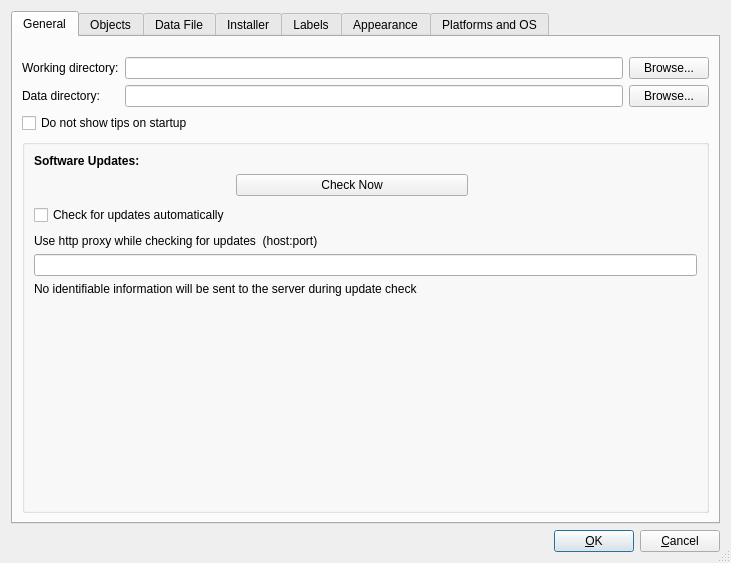
First picture: the form in src/libgui/prefsdialog_q.ui, repository fwbuilder/fwbuilder, before the edit.
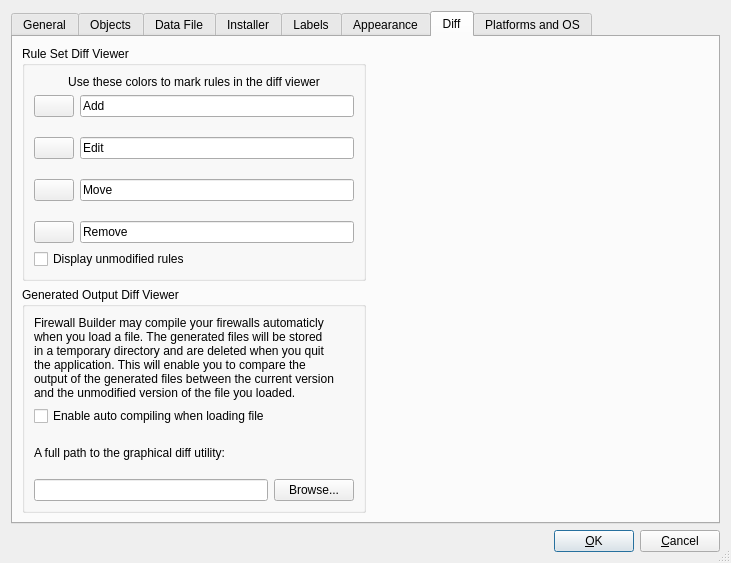
Second picture: the form after the edit. The open tabs and pages were chosen to show the change. Icons and pictures are not drawn.

Commit message: Feature: Diff for rule sets and generated files A new GUI diff viewer displaying changes done in rule sets, and an external diff application may be configured to show difference between generated files. An autocompile option will compile firewalls when loading file.

Diff of the .ui file:
```diff
--- a/src/libgui/prefsdialog_q.ui
+++ b/src/libgui/prefsdialog_q.ui
@@ -1524,6 +1524,206 @@
        </item>
       </layout>
      </widget>
+     <widget class="QWidget" name="tab_3">
+      <attribute name="title">
+       <string>Diff</string>
+      </attribute>
+      <layout class="QHBoxLayout" name="horizontalLayout_8">
+       <item>
+        <layout class="QVBoxLayout" name="verticalLayout_2">
+         <item>
+          <widget class="QGroupBox" name="groupBox_3">
+           <property name="title">
+            <string>Rule Set Diff Viewer</string>
+           </property>
+           <layout class="QVBoxLayout" name="verticalLayout">
+            <item>
+             <widget class="QLabel" name="textLabel1_5">
+              <property name="text">
+               <string>Use these colors to mark rules in the diff viewer</string>
+              </property>
+              <property name="alignment">
+               <set>Qt::AlignCenter</set>
+              </property>
+              <property name="wordWrap">
+               <bool>false</bool>
+              </property>
+             </widget>
+            </item>
+            <item>
+             <layout class="QGridLayout" name="diffColorLayout">
+              <property name="verticalSpacing">
+               <number>20</number>
+              </property>
+              <item row="0" column="0">
+               <widget class="QPushButton" name="addColorBtn">
+                <property name="text">
+                 <string/>
+                </property>
+               </widget>
+              </item>
+              <item row="3" column="1">
+               <widget class="QLineEdit" name="removeColorText">
+                <property name="text">
+                 <string>Remove</string>
+                </property>
+                <property name="readOnly">
+                 <bool>true</bool>
+                </property>
+               </widget>
+              </item>
+              <item row="0" column="1">
+               <widget class="QLineEdit" name="addColorText">
+                <property name="text">
+                 <string>Add</string>
+                </property>
+                <property name="readOnly">
+                 <bool>true</bool>
+                </property>
+               </widget>
+              </item>
+              <item row="1" column="0">
+               <widget class="QPushButton" name="editColorBtn">
+                <property name="text">
+                 <string/>
+                </property>
+               </widget>
+              </item>
+              <item row="1" column="1">
+               <widget class="QLineEdit" name="editColorText">
+                <property name="text">
+                 <string>Edit</string>
+                </property>
+                <property name="readOnly">
+                 <bool>true</bool>
+                </property>
+               </widget>
+              </item>
+              <item row="2" column="1">
+               <widget class="QLineEdit" name="moveColorText">
+                <property name="text">
+                 <string>Move</string>
+                </property>
+                <property name="readOnly">
+                 <bool>true</bool>
+                </property>
+               </widget>
+              </item>
+              <item row="3" column="0">
+               <widget class="QPushButton" name="removeColorBtn">
+                <property name="text">
+                 <string/>
+                </property>
+               </widget>
+              </item>
+              <item row="2" column="0">
+               <widget class="QPushButton" name="moveColorBtn">
+                <property name="text">
+                 <string/>
+                </property>
+               </widget>
+              </item>
+             </layout>
+            </item>
+            <item>
+             <widget class="QCheckBox" name="displayUnmodifiedRulesChk">
+              <property name="text">
+               <string>Display unmodified rules</string>
+              </property>
+             </widget>
+            </item>
+           </layout>
+          </widget>
+         </item>
+         <item>
+          <widget class="QGroupBox" name="groupBox_4">
+           <property name="title">
+            <string>Generated Output Diff Viewer</string>
+           </property>
+           <layout class="QVBoxLayout" name="verticalLayout_4">
+            <item>
+             <widget class="QLabel" name="label_22">
+              <property name="text">
+               <string>Firewall Builder may compile your firewalls automaticly
+when you load a file. The generated files will be stored
+in a temporary directory and are deleted when you quit 
+the application. This will enable you to compare the 
+output of the generated files between the current version 
+and the unmodified version of the file you loaded.</string>
+              </property>
+             </widget>
+            </item>
+            <item>
+             <widget class="QCheckBox" name="autoCompileChk">
+              <property name="text">
+               <string>Enable auto compiling when loading file</string>
+              </property>
+             </widget>
+            </item>
+            <item>
+             <layout class="QVBoxLayout" name="verticalLayout_3">
+              <item>
+               <widget class="QLabel" name="textLabel1_5_4">
+                <property name="text">
+                 <string>A full path to the graphical diff utility:</string>
+                </property>
+                <property name="alignment">
+                 <set>Qt::AlignVCenter</set>
+                </property>
+                <property name="wordWrap">
+                 <bool>true</bool>
+                </property>
+               </widget>
+              </item>
+              <item>
+               <layout class="QHBoxLayout" name="horizontalLayout_9">
+                <item>
+                 <widget class="QLineEdit" name="diffPath">
+                  <property name="minimumSize">
+                   <size>
+                    <width>0</width>
+                    <height>0</height>
+                   </size>
+                  </property>
+                 </widget>
+                </item>
+                <item>
+                 <widget class="QPushButton" name="browseForDiff">
+                  <property name="sizePolicy">
+                   <sizepolicy hsizetype="Fixed" vsizetype="Fixed">
+                    <horstretch>0</horstretch>
+                    <verstretch>0</verstretch>
+                   </sizepolicy>
+                  </property>
+                  <property name="text">
+                   <string>Browse...</string>
+                  </property>
+                 </widget>
+                </item>
+               </layout>
+              </item>
+             </layout>
+            </item>
+           </layout>
+          </widget>
+         </item>
+        </layout>
+       </item>
+       <item>
+        <spacer name="horizontalSpacer_6">
+         <property name="orientation">
+          <enum>Qt::Horizontal</enum>
+         </property>
+         <property name="sizeHint" stdset="0">
+          <size>
+           <width>339</width>
+           <height>20</height>
+          </size>
+         </property>
+        </spacer>
+       </item>
+      </layout>
+     </widget>
      <widget class="QWidget" name="tabPlatforms">
       <attribute name="title">
        <string>Platforms and OS</string>
```
Left out of the diff: 179 changed lines with no effect on the pictures. The commit also changes 36 other files.
